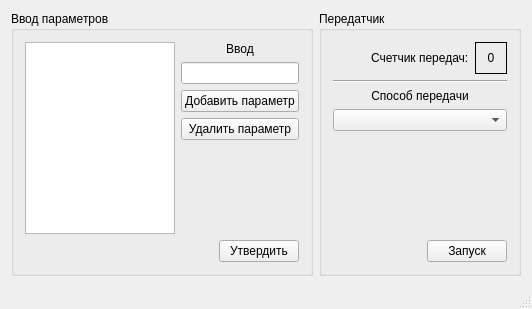
ReCursia/Imitator, file View/mainwindow.ui: the form before one commit.
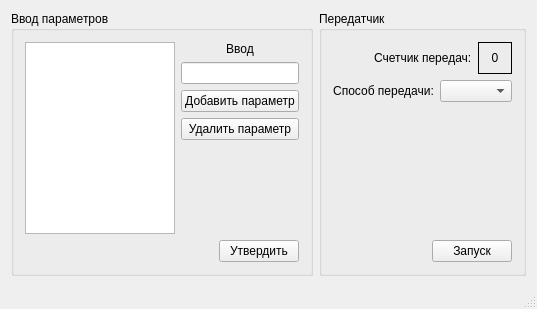
The form after the commit. Custom widgets are drawn as their Qt base class.

```diff
--- a/View/mainwindow.ui
+++ b/View/mainwindow.ui
@@ -6,7 +6,7 @@
    <rect>
     <x>0</x>
     <y>0</y>
-    <width>503</width>
+    <width>513</width>
     <height>304</height>
    </rect>
   </property>
@@ -241,16 +241,11 @@
         </layout>
        </item>
        <item>
-        <widget class="Line" name="line">
-         <property name="orientation">
-          <enum>Qt::Horizontal</enum>
-         </property>
-        </widget>
-       </item>
+        <layout class="QHBoxLayout" name="horizontalLayout_4">
        <item>
         <widget class="QLabel" name="label_3">
          <property name="text">
-          <string>Способ передачи</string>
+            <string>Способ передачи:</string>
          </property>
          <property name="alignment">
           <set>Qt::AlignCenter</set>
@@ -263,6 +258,8 @@
           <enum>Qt::LeftToRight</enum>
          </property>
         </widget>
+         </item>
+        </layout>
        </item>
        <item>
         <spacer name="verticalSpacer">
```
Lines whose indentation alone changed are shown as unchanged.
